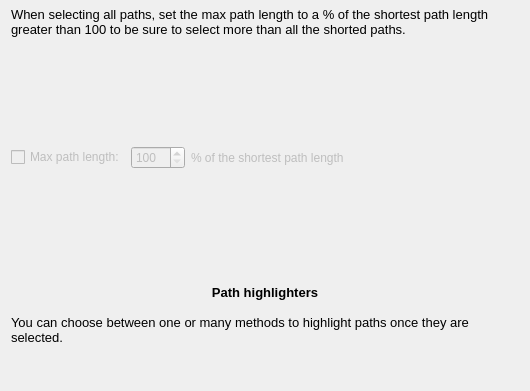
Tulip-Dev/tulip, file plugins/interactor/PathFinder/designer/PathFinderConfiguration.ui: the form before one commit; both pictures show x 0 to 530 and y 441 to 832 of the 530 by 832 pixel window.
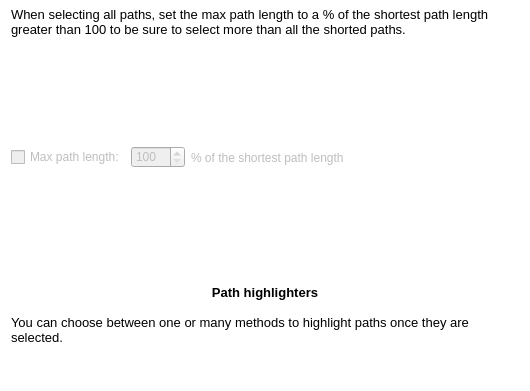
The form after the commit.

Commit message: ensure white background for interactors dialogs

```diff
--- a/plugins/interactor/PathFinder/designer/PathFinderConfiguration.ui
+++ b/plugins/interactor/PathFinder/designer/PathFinderConfiguration.ui
@@ -19,6 +19,11 @@
   <property name="windowTitle">
    <string>Form</string>
   </property>
+  <property name="styleSheet">
+    <string notr="true">
+      #PathFinderConfigurationData { background-color: white; }
+    </string>
+  </property>
   <layout class="QVBoxLayout" name="verticalLayout">
    <item>
     <widget class="QLabel" name="label">
```
The commit also changes 2 other files.
